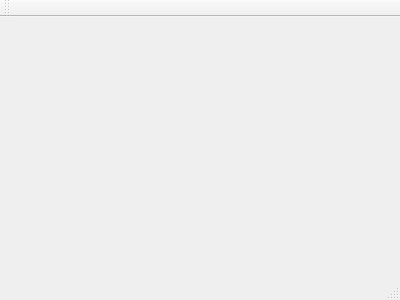
Before: the Qt Designer form mainwindow.ui in igormaurell/data-manager-v2, drawn with Qt 5.
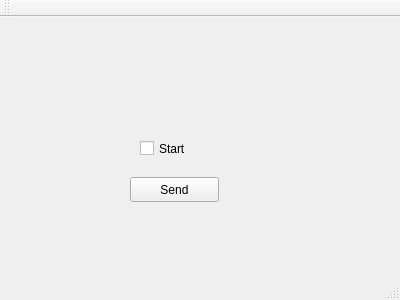
After: the same form once the commit is applied.

What changed in the file:
```diff
--- a/mainwindow.ui
+++ b/mainwindow.ui
@@ -12,13 +12,55 @@
   <property name="windowTitle" >
    <string>MainWindow</string>
   </property>
-  <widget class="QMenuBar" name="menuBar" />
-  <widget class="QToolBar" name="mainToolBar" />
-  <widget class="QWidget" name="centralWidget" />
-  <widget class="QStatusBar" name="statusBar" />
+  <widget class="QWidget" name="centralWidget">
+   <widget class="QCheckBox" name="checkBox">
+    <property name="geometry">
+     <rect>
+      <x>140</x>
+      <y>120</y>
+      <width>92</width>
+      <height>23</height>
+     </rect>
+    </property>
+    <property name="text">
+     <string>Start</string>
+    </property>
+   </widget>
+   <widget class="QPushButton" name="pushButton">
+    <property name="geometry">
+     <rect>
+      <x>130</x>
+      <y>160</y>
+      <width>89</width>
+      <height>25</height>
+     </rect>
+    </property>
+    <property name="text">
+     <string>Send</string>
+    </property>
+   </widget>
+  </widget>
+  <widget class="QMenuBar" name="menuBar">
+   <property name="geometry">
+    <rect>
+     <x>0</x>
+     <y>0</y>
+     <width>400</width>
+     <height>22</height>
+    </rect>
+   </property>
+  </widget>
+  <widget class="QToolBar" name="mainToolBar">
+   <attribute name="toolBarArea">
+    <enum>TopToolBarArea</enum>
+   </attribute>
+   <attribute name="toolBarBreak">
+    <bool>false</bool>
+   </attribute>
+  </widget>
+  <widget class="QStatusBar" name="statusBar"/>
  </widget>
- <layoutDefault spacing="6" margin="11" />
- <pixmapfunction></pixmapfunction>
+ <layoutdefault spacing="6" margin="11"/>
  <resources/>
  <connections/>
 </ui>
```
Left out of the diff: 7 changed lines with no effect on the pictures.
